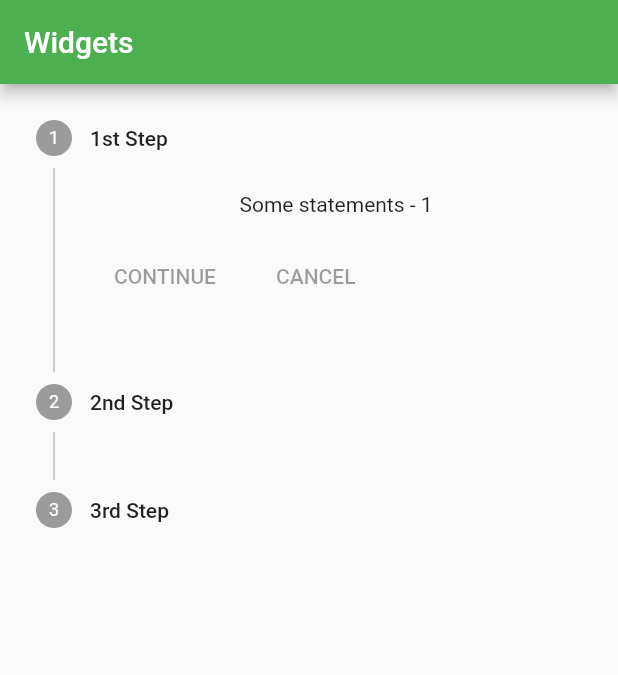
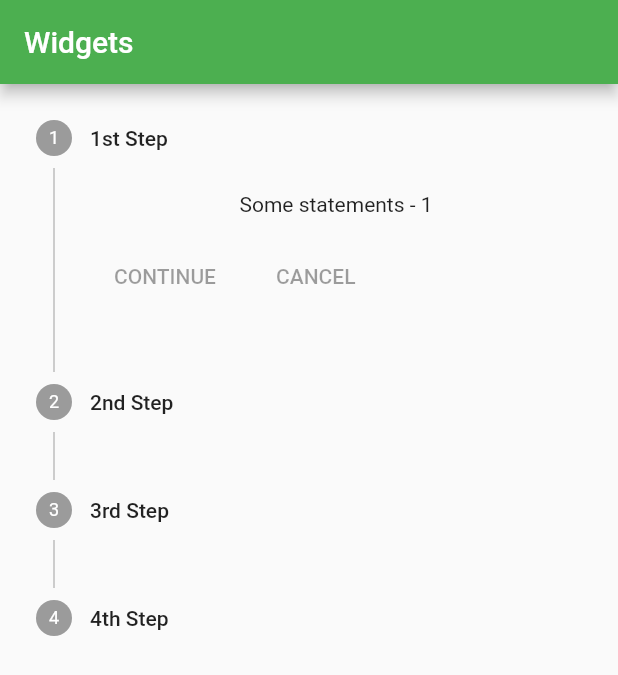
Before and after one commit to srishu272/MATERIAL_DESIGN_WIDGET, a Flutter app: the screen it shows after launch, on a phone screen of 412 x 824 dp. Shown: the top 675 px of the screen. Run offline on Flutter 3.47's test engine with Material 2 defaults, Android fonts, the phone set to English and light mode, and no system bars.

Commit message:
third Commit

```diff
--- /dev/null
+++ b/lib/bottom_navigation_bar.dart
@@ -0,0 +1,15 @@
+import 'package:flutter/material.dart';
+
+class MyBottomNavigationBar extends StatefulWidget {
+  MyBottomNavigationBar({Key? key}) : super(key: key);
+
+  @override
+  State<MyBottomNavigationBar> createState() => _MyBottomNavigationBarState();
+}
+
+class _MyBottomNavigationBarState extends State<MyBottomNavigationBar> {
+  @override
+  Widget build(BuildContext context) {
+    return Container();
+  }
+}
--- a/lib/main.dart
+++ b/lib/main.dart
@@ -1,4 +1,5 @@
 import 'package:flutter/material.dart';
+import 'package:material_design_widgets/stepper.dart';
 
 void main(List<String> args) {
   runApp(MyApp());
@@ -24,19 +25,13 @@ class HomePage extends StatefulWidget {
 }
 
 class _HomePageState extends State<HomePage> {
-  List<Step> my_steps = [
-    Step(title: Text("1st Step"), content: Text("Some statements - 1")),
-    Step(title: Text("2nd Step"), content: Text("Some statements - 2")),
-    Step(title: Text("3rd Step"), content: Text("Some statements - 3"))
-  ];
   @override
   Widget build(BuildContext context) {
     return Scaffold(
-        appBar: AppBar(
-          title: Text("Widgets"),
-        ),
-        body: Container(
-          child: Stepper(steps: my_steps),
-        ));
+      appBar: AppBar(
+        title: Text("Widgets"),
+      ),
+      body: MyStepper(),
+    );
   }
 }
--- /dev/null
+++ b/lib/stepper.dart
@@ -0,0 +1,29 @@
+import 'package:flutter/material.dart';
+
+class MyStepper extends StatefulWidget {
+  const MyStepper({Key? key}) : super(key: key);
+
+  @override
+  State<MyStepper> createState() => _MyStepperState();
+}
+
+class _MyStepperState extends State<MyStepper> {
+  int current_step = 0;
+  List<Step> my_steps = [
+    Step(title: Text("1st Step"), content: Text("Some statements - 1")),
+    Step(title: Text("2nd Step"), content: Text("Some statements - 2")),
+    Step(title: Text("3rd Step"), content: Text("Some statements - 3")),
+    Step(title: Text("4th Step"), content: Text("Some statements - 4"))
+  ];
+
+  @override
+  Widget build(BuildContext context) {
+    return Container(
+      child: Stepper(
+        steps: my_steps,
+        currentStep: this.current_step,
+        type: StepperType.vertical,
+      ),
+    );
+  }
+}
```
